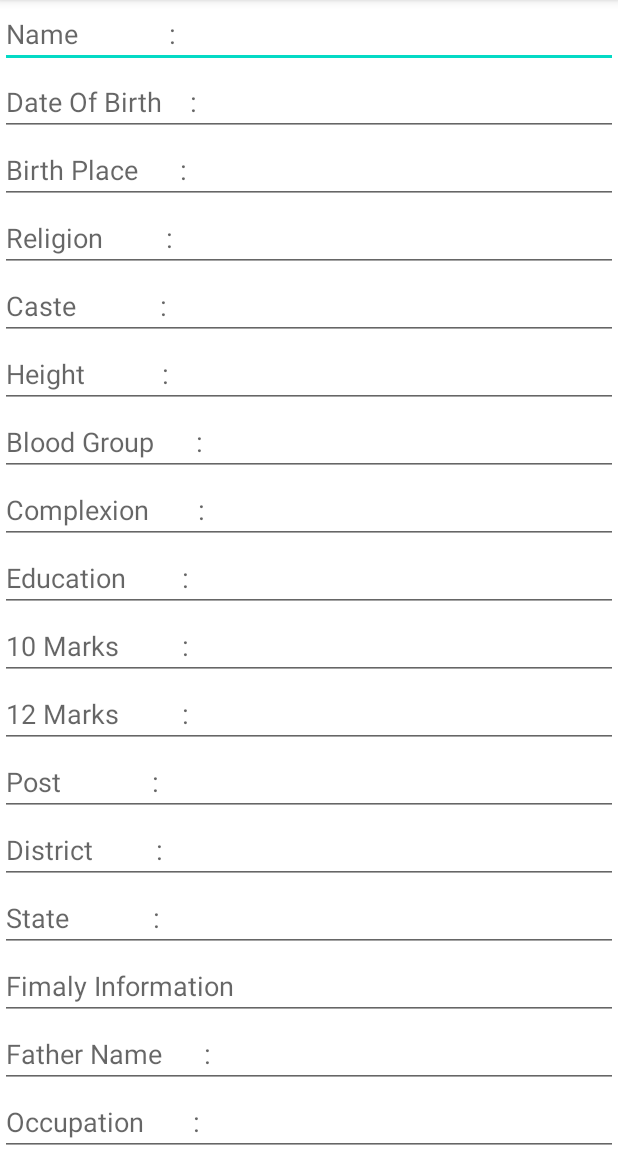
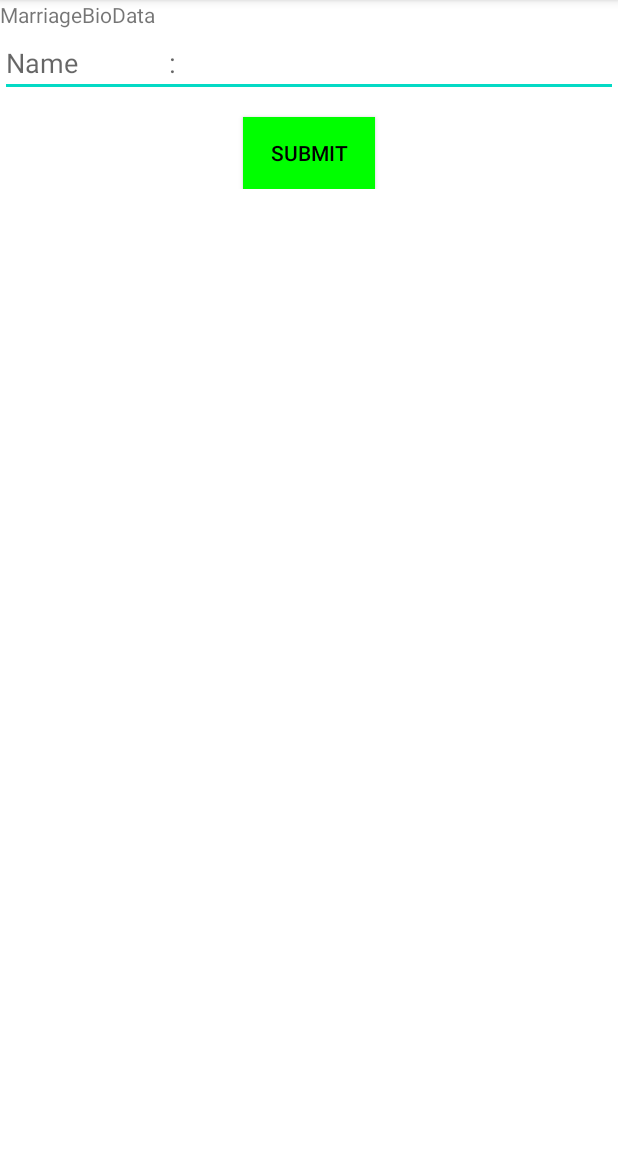
Before and after one commit to panditshruti/CardPrintSmart, an Android app: the screen it shows after launch (MainActivity), on a phone screen of 412 x 824 dp, the part 84-1236 px from its top. Run offline under Robolectric (Android 15) with nearby library versions, the phone set to English and light mode, and no system bars.

Commit message:
comited by shruti

```diff
--- a/app/src/main/java/com/shrutipandit/cardprintsmart/MainActivity.kt
+++ b/app/src/main/java/com/shrutipandit/cardprintsmart/MainActivity.kt
@@ -8,6 +8,7 @@ import android.widget.Button
 import android.widget.EditText
 import android.widget.LinearLayout
 import android.widget.ScrollView
+import android.widget.TextView
 import android.widget.Toast
 import com.shrutipandit.cardprintsmart.card.MarriageBioData
 import com.shrutipandit.cardprintsmart.databinding.ActivityMainBinding
@@ -33,31 +34,36 @@ class MainActivity : AppCompatActivity() {
         // Set the main linear layout as the content view
         scrollView.addView(linearLayout)
 
+        val bioDatatv = TextView(this)
+        bioDatatv.text= "MarriageBioData"
+        linearLayout.addView(bioDatatv)
+
+
         val marriageArrayList = arrayListOf(
             "Name             :",
-            "Date Of Birth    :",
-            "Birth Place      :",
-            "Religion         :",
-            "Caste            :",
-            "Height           :",
-            "Blood Group      :",
-            "Complexion       :",
-            "Education        :",
-            "10 Marks         :",
-            "12 Marks         :",
-            "Post             :",
-            "District         :",
-            "State            :",
-            "Fimaly Information",
-            "Father Name      :",
-            "Occupation       :",
-            "Mother Name      :",
-            "Occupation       :",
-            "Sister           :",
-            "Brother          :",
-            "Contact Information",
-            "Address          :",
-            "Contact No-      :"
+//           " "Date Of Birth    :",
+//            "Birth Place      :",
+//            "Religion         :",
+//            "Caste            :","
+//            "Height           :",
+//            "Blood Group      :",
+//            "Complexion       :",
+//            "Education        :",
+//            "10 Marks         :",
+//            "12 Marks         :",
+//            "Post             :"
+//            "District         :",
+//            "State            :",
+//            "Fimaly Information",
+//            "Father Name      :",
+//            "Occupation       :",
+//            "Mother Name      :",
+//            "Occupation       :",
+//            "Sister           :",
+//            "Brother          :",
+//            "Contact Information",
+//            "Address          :",
+//            "Contact No-      :"
         )
 
         val editTextList = mutableListOf<EditText>()
```
Also changed, not shown: app/src/main/java/com/shrutipandit/cardprintsmart/card/MarriageBioData.kt (+73 -21 lines), app/src/main/res/drawable/shadicard.png (added).
